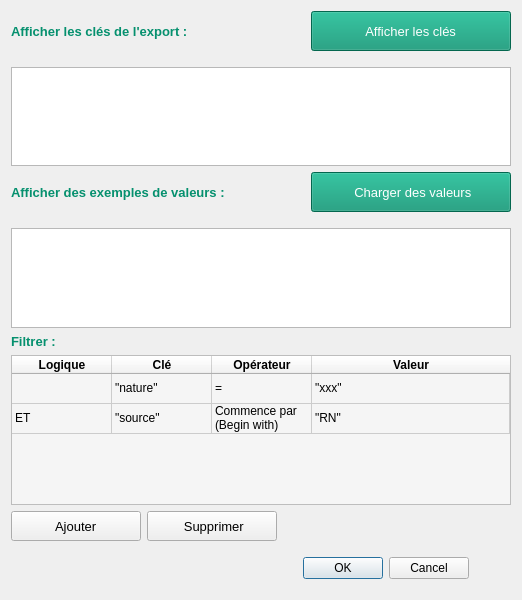
Old version of the form ui/additional_data_filter.ui in the repository PnX-SI/GeoNature-GIS.
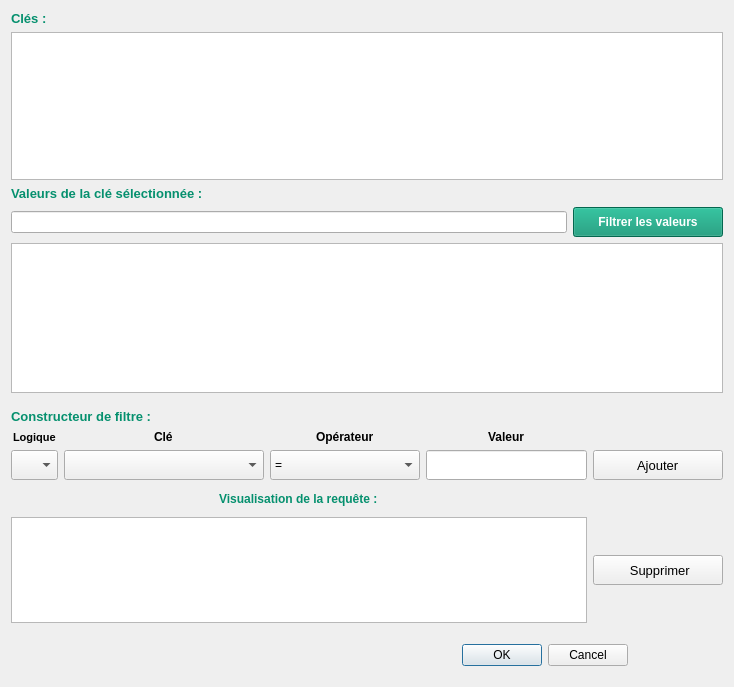
New version of the form. Icons and pictures are not drawn.

What changed in the file:
```diff
--- a/ui/additional_data_filter.ui
+++ b/ui/additional_data_filter.ui
@@ -6,8 +6,8 @@
    <rect>
     <x>0</x>
     <y>0</y>
-    <width>522</width>
-    <height>600</height>
+    <width>734</width>
+    <height>687</height>
    </rect>
   </property>
   <property name="windowTitle">
@@ -15,7 +15,7 @@
   </property>
   <layout class="QVBoxLayout" name="verticalLayout">
    <item>
-    <layout class="QHBoxLayout" name="horizontalLayout_3">
+    <layout class="QVBoxLayout" name="verticalLayout_3">
      <property name="bottomMargin">
       <number>10</number>
      </property>
@@ -33,78 +33,31 @@
         <string notr="true">color: rgb(5, 144, 110);</string>
        </property>
        <property name="text">
-        <string>Afficher les clés de l'export : </string>
+        <string>Clés : </string>
        </property>
       </widget>
      </item>
-     <item alignment="Qt::AlignBottom">
-      <widget class="QPushButton" name="pb_loadkeys">
+     <item>
+      <widget class="QListWidget" name="lw_keys">
        <property name="minimumSize">
         <size>
-         <width>200</width>
-         <height>40</height>
+         <width>600</width>
+         <height>130</height>
         </size>
        </property>
-       <property name="maximumSize">
-        <size>
-         <width>200</width>
-         <height>40</height>
-        </size>
+       <property name="alternatingRowColors">
+        <bool>true</bool>
        </property>
-       <property name="font">
-        <font>
-         <family>Arial</family>
-         <pointsize>10</pointsize>
-         <weight>9</weight>
-         <italic>false</italic>
-         <bold>false</bold>
-        </font>
+       <property name="selectionMode">
+        <enum>QAbstractItemView::SingleSelection</enum>
        </property>
-       <property name="styleSheet">
-        <string notr="true">background-color: rgb(5, 144, 110);
-color: rgb(255, 255, 255);
-font: 75 10pt &quot;Arial&quot;;</string>
-       </property>
-       <property name="text">
-        <string> Afficher les clés </string>
-       </property>
-       <property name="icon">
-        <iconset resource="../resources.qrc">
-         <normaloff>:/plugins/Geonature-GIS-main/icons/view.png</normaloff>:/plugins/Geonature-GIS-main/icons/view.png</iconset>
-       </property>
-       <property name="iconSize">
-        <size>
-         <width>30</width>
-         <height>30</height>
-        </size>
-       </property>
-       <property name="checkable">
-        <bool>false</bool>
+       <property name="sortingEnabled">
+        <bool>true</bool>
        </property>
       </widget>
      </item>
-    </layout>
-   </item>
-   <item>
-    <widget class="QListWidget" name="lw_keys">
-     <property name="alternatingRowColors">
-      <bool>true</bool>
-     </property>
-     <property name="selectionMode">
-      <enum>QAbstractItemView::MultiSelection</enum>
-     </property>
-     <property name="sortingEnabled">
-      <bool>true</bool>
-     </property>
-    </widget>
-   </item>
-   <item>
-    <layout class="QHBoxLayout" name="horizontalLayout_2">
-     <property name="bottomMargin">
-      <number>10</number>
-     </property>
      <item>
-      <widget class="QLabel" name="label">
+      <widget class="QLabel" name="lbl_valueselected">
        <property name="font">
         <font>
          <family>Arial</family>
@@ -117,58 +70,66 @@
         <string notr="true">color: rgb(5, 144, 110);</string>
        </property>
        <property name="text">
-        <string>Afficher des exemples de valeurs :</string>
+        <string>Valeurs de la clé sélectionnée :</string>
        </property>
       </widget>
      </item>
-     <item alignment="Qt::AlignRight|Qt::AlignBottom">
-      <widget class="QPushButton" name="pb_loadvalues">
+     <item>
+      <layout class="QHBoxLayout" name="horizontalLayout_2">
+       <item>
+        <widget class="QLineEdit" name="le_filtervalue"/>
+       </item>
+       <item>
+        <widget class="QPushButton" name="pb_filtervalue">
+         <property name="minimumSize">
+          <size>
+           <width>150</width>
+           <height>30</height>
+          </size>
+         </property>
+         <property name="maximumSize">
+          <size>
+           <width>100</width>
+           <height>30</height>
+          </size>
+         </property>
+         <property name="font">
+          <font>
+           <family>Arial</family>
+           <pointsize>9</pointsize>
+           <weight>75</weight>
+           <bold>true</bold>
+          </font>
+         </property>
+         <property name="styleSheet">
+          <string notr="true">background-color:  rgb(5, 144, 110);
+color: rgb(255, 255, 255);</string>
+         </property>
+         <property name="text">
+          <string>Filtrer les valeurs</string>
+         </property>
+        </widget>
+       </item>
+      </layout>
+     </item>
+     <item>
+      <widget class="QListWidget" name="lw_values">
        <property name="minimumSize">
         <size>
-         <width>200</width>
-         <height>40</height>
+         <width>600</width>
+         <height>150</height>
         </size>
        </property>
        <property name="maximumSize">
         <size>
-         <width>200</width>
-         <height>40</height>
-        </size>
-       </property>
-       <property name="font">
-        <font>
-         <family>Arial</family>
-         <pointsize>10</pointsize>
-         <weight>9</weight>
-         <italic>false</italic>
-         <bold>false</bold>
-        </font>
-       </property>
-       <property name="styleSheet">
-        <string notr="true">background-color: rgb(5, 144, 110);
-color: rgb(255, 255, 255);
-font: 75 10pt &quot;Arial&quot;;</string>
-       </property>
-       <property name="text">
-        <string> Charger des valeurs</string>
-       </property>
-       <property name="icon">
-        <iconset resource="../resources.qrc">
-         <normaloff>:/plugins/Geonature-GIS-main/icons/view.png</normaloff>:/plugins/Geonature-GIS-main/icons/view.png</iconset>
-       </property>
-       <property name="iconSize">
-        <size>
-         <width>30</width>
-         <height>30</height>
+         <width>999999</width>
+         <height>16777215</height>
         </size>
        </property>
       </widget>
      </item>
     </layout>
    </item>
-   <item>
-    <widget class="QListWidget" name="lw_values"/>
-   </item>
    <item>
     <widget class="QLabel" name="lbl_filter">
      <property name="font">
@@ -183,182 +144,223 @@
       <string notr="true">color: rgb(5, 144, 110);</string>
      </property>
      <property name="text">
-      <string>Filtrer :</string>
+      <string>Constructeur de filtre :</string>
      </property>
     </widget>
    </item>
    <item>
-    <widget class="QTableWidget" name="tw_filter">
-     <property name="enabled">
-      <bool>true</bool>
+    <layout class="QGridLayout" name="gridLayout">
+     <property name="bottomMargin">
+      <number>15</number>
      </property>
-     <property name="minimumSize">
-      <size>
-       <width>500</width>
-       <height>150</height>
-      </size>
-     </property>
-     <property name="font">
-      <font>
-       <family>Arial</family>
-       <pointsize>9</pointsize>
-       <weight>50</weight>
-       <bold>false</bold>
-      </font>
-     </property>
-     <property name="styleSheet">
-      <string notr="true">background-color: rgb(245, 245, 245);</string>
-     </property>
-     <property name="showDropIndicator" stdset="0">
-      <bool>true</bool>
-     </property>
-     <property name="selectionMode">
-      <enum>QAbstractItemView::SingleSelection</enum>
-     </property>
-     <property name="gridStyle">
-      <enum>Qt::SolidLine</enum>
-     </property>
-     <property name="wordWrap">
-      <bool>true</bool>
-     </property>
-     <property name="cornerButtonEnabled">
-      <bool>true</bool>
-     </property>
-     <attribute name="horizontalHeaderVisible">
-      <bool>true</bool>
-     </attribute>
-     <attribute name="horizontalHeaderCascadingSectionResizes">
-      <bool>false</bool>
-     </attribute>
-     <attribute name="horizontalHeaderHighlightSections">
-      <bool>false</bool>
-     </attribute>
-     <attribute name="horizontalHeaderStretchLastSection">
-      <bool>true</bool>
-     </attribute>
-     <attribute name="verticalHeaderVisible">
-      <bool>false</bool>
-     </attribute>
-     <attribute name="verticalHeaderCascadingSectionResizes">
-      <bool>false</bool>
-     </attribute>
-     <attribute name="verticalHeaderStretchLastSection">
-      <bool>false</bool>
-     </attribute>
-     <row>
-      <property name="text">
-       <string>1</string>
-      </property>
-     </row>
-     <row>
-      <property name="text">
-       <string>2</string>
-      </property>
-     </row>
-     <column>
-      <property name="text">
-       <string>Logique</string>
-      </property>
-      <property name="font">
-       <font>
-        <family>Arial</family>
-        <weight>75</weight>
-        <bold>true</bold>
-       </font>
-      </property>
-      <property name="background">
-       <color>
-        <red>255</red>
-        <green>255</green>
-        <blue>255</blue>
-       </color>
-      </property>
-     </column>
-     <column>
-      <property name="text">
-       <string>Clé</string>
-      </property>
-      <property name="font">
-       <font>
-        <family>Arial</family>
-        <weight>75</weight>
-        <bold>true</bold>
-       </font>
-      </property>
-     </column>
-     <column>
-      <property name="text">
-       <string>Opérateur</string>
-      </property>
-      <property name="font">
-       <font>
-        <family>Arial</family>
-        <weight>75</weight>
-        <bold>true</bold>
-       </font>
-      </property>
-     </column>
-     <column>
-      <property name="text">
-       <string>Valeur</string>
-      </property>
-      <property name="font">
-       <font>
-        <family>Arial</family>
-        <weight>75</weight>
-        <bold>true</bold>
-       </font>
-      </property>
-     </column>
-     <item row="0" column="0">
-      <property name="text">
-       <string/>
-      </property>
+     <item row="0" column="0" alignment="Qt::AlignHCenter">
+      <widget class="QLabel" name="lbl_logical">
+       <property name="font">
+        <font>
+         <family>Arial</family>
+         <pointsize>8</pointsize>
+         <weight>75</weight>
+         <bold>true</bold>
+        </font>
+       </property>
+       <property name="text">
+        <string>Logique</string>
+       </property>
+      </widget>
      </item>
-     <item row="0" column="1">
-      <property name="text">
-       <string>&quot;nature&quot;</string>
-      </property>
-     </item>
-     <item row="0" column="2">
-      <property name="text">
-       <string>=</string>
-      </property>
-     </item>
-     <item row="0" column="3">
-      <property name="text">
-       <string>&quot;xxx&quot;</string>
-      </property>
-     </item>
-     <item row="1" column="0">
-      <property name="text">
-       <string>ET</string>
-      </property>
+     <item row="0" column="2" alignment="Qt::AlignHCenter">
+      <widget class="QLabel" name="lbl_operator">
+       <property name="font">
+        <font>
+         <family>Arial</family>
+         <weight>75</weight>
+         <bold>true</bold>
+        </font>
+       </property>
+       <property name="text">
+        <string>Opérateur</string>
+       </property>
+      </widget>
      </item>
      <item row="1" column="1">
-      <property name="text">
-       <string>&quot;source&quot;</string>
-      </property>
+      <widget class="QComboBox" name="cb_keys">
+       <property name="minimumSize">
+        <size>
+         <width>200</width>
+         <height>30</height>
+        </size>
+       </property>
+       <property name="maximumSize">
+        <size>
+         <width>500</width>
+         <height>30</height>
+        </size>
+       </property>
+      </widget>
+     </item>
+     <item row="0" column="1" alignment="Qt::AlignHCenter">
+      <widget class="QLabel" name="lbl_key">
+       <property name="font">
+        <font>
+         <family>Arial</family>
+         <weight>75</weight>
+         <bold>true</bold>
+        </font>
+       </property>
+       <property name="text">
+        <string>Clé</string>
+       </property>
+      </widget>
+     </item>
+     <item row="0" column="3" alignment="Qt::AlignHCenter">
+      <widget class="QLabel" name="lbl_value">
+       <property name="font">
+        <font>
+         <family>Arial</family>
+         <weight>75</weight>
+         <bold>true</bold>
+        </font>
+       </property>
+       <property name="text">
+        <string>Valeur</string>
+       </property>
+      </widget>
+     </item>
+     <item row="3" column="4">
+      <widget class="QPushButton" name="pb_delete">
+       <property name="minimumSize">
+        <size>
+         <width>130</width>
+         <height>30</height>
+        </size>
+       </property>
+       <property name="maximumSize">
+        <size>
+         <width>150</width>
+         <height>30</height>
+        </size>
+       </property>
+       <property name="font">
+        <font>
+         <family>Arial</family>
+         <pointsize>10</pointsize>
+         <weight>50</weight>
+         <bold>false</bold>
+        </font>
+       </property>
+       <property name="text">
+        <string> Supprimer</string>
+       </property>
+       <property name="icon">
+        <iconset resource="../resources.qrc">
+         <normaloff>:/plugins/Geonature-GIS-main/icons/moins.png</normaloff>:/plugins/Geonature-GIS-main/icons/moins.png</iconset>
+       </property>
+      </widget>
+     </item>
+     <item row="1" column="0">
+      <widget class="QComboBox" name="cb_logical">
+       <property name="maximumSize">
+        <size>
+         <width>100</width>
+         <height>30</height>
+        </size>
+       </property>
+       <item>
+        <property name="text">
+         <string/>
+        </property>
+       </item>
+       <item>
+        <property name="text">
+         <string>ET</string>
+        </property>
+       </item>
+       <item>
+        <property name="text">
+         <string>OU</string>
+        </property>
+       </item>
+      </widget>
      </item>
      <item row="1" column="2">
-      <property name="text">
-       <string>Commence par (Begin with)</string>
-      </property>
+      <widget class="QComboBox" name="cb_operator">
+       <property name="maximumSize">
+        <size>
+         <width>150</width>
+         <height>30</height>
+        </size>
+       </property>
+       <property name="layoutDirection">
+        <enum>Qt::LeftToRight</enum>
+       </property>
+       <item>
+        <property name="text">
+         <string>=</string>
+        </property>
+       </item>
+       <item>
+        <property name="text">
+         <string>&gt;=</string>
+        </property>
+       </item>
+       <item>
+        <property name="text">
+         <string>&gt;</string>
+        </property>
+       </item>
+       <item>
+        <property name="text">
+         <string>&lt;</string>
+        </property>
+       </item>
+       <item>
+        <property name="text">
+         <string>&lt;=</string>
+        </property>
+       </item>
+       <item>
+        <property name="text">
+         <string>Commence par (Begin with)</string>
+        </property>
+       </item>
+       <item>
+        <property name="text">
+         <string>!=</string>
+        </property>
+       </item>
+       <item>
+        <property name="text">
+         <string>New Item</string>
+        </property>
+       </item>
+      </widget>
      </item>
-     <item row="1" column="3">
-      <property name="text">
-       <string>&quot;RN&quot;</string>
-      </property>
+     <item row="2" column="0" colspan="4" alignment="Qt::AlignHCenter">
+      <widget class="QLabel" name="lbl_queryviz">
+       <property name="minimumSize">
+        <size>
+         <width>20</width>
+         <height>25</height>
+        </size>
+       </property>
+       <property name="font">
+        <font>
+         <family>Arial</family>
+         <pointsize>9</pointsize>
+         <weight>75</weight>
+         <bold>true</bold>
+        </font>
+       </property>
+       <property name="styleSheet">
+        <string notr="true">color: rgb(5, 144, 110);</string>
+       </property>
+       <property name="text">
+        <string>Visualisation de la requête :</string>
+       </property>
+      </widget>
      </item>
-    </widget>
-   </item>
-   <item>
-    <layout class="QHBoxLayout" name="horizontalLayout_4">
-     <property name="bottomMargin">
-      <number>10</number>
-     </property>
-     <item>
-      <widget class="QPushButton" name="pushButton_2">
+     <item row="1" column="4">
+      <widget class="QPushButton" name="pb_add">
        <property name="minimumSize">
         <size>
          <width>130</width>
@@ -389,50 +391,19 @@
        </property>
       </widget>
      </item>
-     <item>
-      <widget class="QPushButton" name="pushButton">
+     <item row="3" column="0" colspan="4">
+      <widget class="QListView" name="lw_queryresult"/>
+     </item>
+     <item row="1" column="3">
+      <widget class="QLineEdit" name="le_selectvalue">
        <property name="minimumSize">
         <size>
-         <width>130</width>
-         <height>30</height>
-        </size>
-       </property>
-       <property name="maximumSize">
-        <size>
          <width>150</width>
          <height>30</height>
         </size>
        </property>
-       <property name="font">
-        <font>
-         <family>Arial</family>
-         <pointsize>10</pointsize>
-         <weight>50</weight>
-         <bold>false</bold>
-        </font>
-       </property>
-       <property name="text">
-        <string> Supprimer</string>
-       </property>
-       <property name="icon">
-        <iconset resource="../resources.qrc">
-         <normaloff>:/plugins/Geonature-GIS-main/icons/moins.png</normaloff>:/plugins/Geonature-GIS-main/icons/moins.png</iconset>
-       </property>
       </widget>
      </item>
-     <item>
-      <spacer name="horizontalSpacer_2">
-       <property name="orientation">
-        <enum>Qt::Horizontal</enum>
-       </property>
-       <property name="sizeHint" stdset="0">
-        <size>
-         <width>40</width>
-         <height>20</height>
-        </size>
-       </property>
-      </spacer>
-     </item>
     </layout>
    </item>
    <item>
```
Left out of the diff: 6 changed lines with no effect on the pictures.
